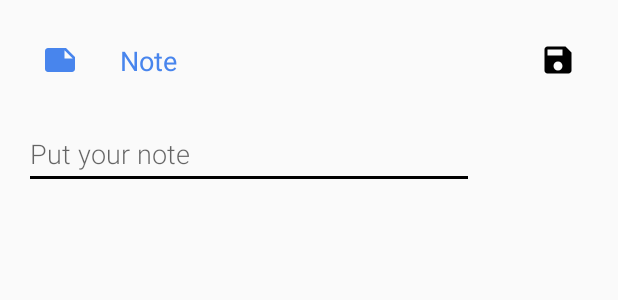
After one commit to TonyLim658/expense, an Android app: the layout fragment_add_note.xml on its own in the app's theme, with its tools: preview values and no code run, on a phone screen of 412 x 824 dp. The commit adds this screen. Shown: the top 300 px of the screen. Run offline under Robolectric (Android 15) with nearby library versions, the phone set to English and light mode, and no system bars.

Commit message:
sheet entity added and note can be saved

```diff
--- a/app/src/main/java/com/example/expensemanager/database/entity/Tag.kt
+++ b/app/src/main/java/com/example/expensemanager/database/entity/Tag.kt
@@ -8,5 +8,6 @@ import androidx.room.PrimaryKey
 data class Tag(@PrimaryKey(autoGenerate = true) val id: Long,
                @ColumnInfo(name = "label") val label: String,
                @ColumnInfo(name = "icon_path") val icon_path: String,
-               @ColumnInfo(name = "is_income") val is_income: Boolean
+               @ColumnInfo(name = "is_income") val is_income: Boolean,
+               @ColumnInfo(name = "sheet_id") val sheetId: Long
 )
--- a/app/src/main/java/com/example/expensemanager/ui/home/HomeFragment.kt
+++ b/app/src/main/java/com/example/expensemanager/ui/home/HomeFragment.kt
@@ -193,7 +193,7 @@ class HomeFragment : Fragment() {
                     Log.d("DragDrop expense layout", "DROP")
                     val item: ClipData.Item = event.clipData.getItemAt(0)
 
-                    val action = HomeFragmentDirections.actionNavigationHomeToNavigationAddTrade(false)
+                    val action = HomeFragmentDirections.actionNavigationHomeToNavigationAddTrade(0, false, "")
                     findNavController().navigate(action)
                     v.invalidate()
 
@@ -246,7 +246,7 @@ class HomeFragment : Fragment() {
                 }
                 DragEvent.ACTION_DROP -> {
                     Log.d("DragDrop income layout", "DROP")
-                    val action = HomeFragmentDirections.actionNavigationHomeToNavigationAddTrade(true)
+                    val action = HomeFragmentDirections.actionNavigationHomeToNavigationAddTrade(0, true, "")
                     findNavController().navigate(action)
                     v.invalidate()
                     true
--- a/app/src/main/java/com/example/expensemanager/ui/home/HomeViewModel.kt
+++ b/app/src/main/java/com/example/expensemanager/ui/home/HomeViewModel.kt
@@ -4,8 +4,10 @@ import android.app.Application
 import android.util.Log
 import androidx.lifecycle.*
 import com.example.expensemanager.database.ExpenseDatabase
+import com.example.expensemanager.database.entity.Sheet
 import com.example.expensemanager.database.entity.TagWithAmount
 import com.example.expensemanager.database.entity.Trade
+import com.example.expensemanager.database.repository.SheetRepository
 import com.example.expensemanager.database.repository.TagRepository
 import com.example.expensemanager.database.repository.TradeRepository
 import kotlinx.coroutines.Dispatchers
--- /dev/null
+++ b/app/src/main/res/layout/fragment_add_note.xml
@@ -0,0 +1,56 @@
+<?xml version="1.0" encoding="utf-8"?>
+<androidx.constraintlayout.widget.ConstraintLayout xmlns:android="http://schemas.android.com/apk/res/android"
+    xmlns:app="http://schemas.android.com/apk/res-auto"
+    xmlns:tools="http://schemas.android.com/tools"
+    android:layout_width="match_parent"
+    android:layout_height="match_parent">
+
+    <ImageButton
+        android:id="@+id/btn-update-note"
+        android:layout_width="@android:dimen/app_icon_size"
+        android:layout_height="@android:dimen/app_icon_size"
+        android:layout_marginTop="16dp"
+        android:layout_marginEnd="16dp"
+        android:background="@color/transparency"
+        android:contentDescription="@string/btn_descriptor_save_trade"
+        app:layout_constraintEnd_toEndOf="parent"
+        app:layout_constraintTop_toTopOf="parent"
+        app:srcCompat="@drawable/ic_save_black_24dp" />
+
+    <ImageButton
+        android:id="@+id/btn-add-note2"
+        android:layout_width="@android:dimen/app_icon_size"
+        android:layout_height="@android:dimen/app_icon_size"
+        android:layout_marginStart="16dp"
+        android:layout_marginTop="16dp"
+        android:background="@color/transparency"
+        app:layout_constraintStart_toStartOf="parent"
+        app:layout_constraintTop_toTopOf="parent"
+        app:srcCompat="@drawable/ic_baseline_note_blue_24" />
+
+    <TextView
+        android:id="@+id/txt-note-headline2"
+        style="@style/AddTradeNotMandatoryInfo"
+        android:layout_width="wrap_content"
+        android:layout_height="wrap_content"
+        android:layout_marginStart="16dp"
+        android:text="@string/note_headline"
+        app:layout_constraintBottom_toBottomOf="@+id/btn-add-note2"
+        app:layout_constraintStart_toEndOf="@+id/btn-add-note2"
+        app:layout_constraintTop_toTopOf="@+id/btn-add-note2" />
+
+    <EditText
+        android:id="@+id/edit_note"
+        android:layout_width="300dp"
+        android:layout_height="46dp"
+        android:layout_margin="@dimen/big_padding"
+        android:fontFamily="sans-serif-light"
+        android:hint="@string/hint_note"
+        android:importantForAutofill="no"
+        android:inputType="textLongMessage|textAutoComplete|textCapWords"
+        android:minHeight="@dimen/min_height"
+        android:textSize="18sp"
+        app:layout_constraintStart_toStartOf="parent"
+        app:layout_constraintTop_toBottomOf="@+id/btn-add-note2" />
+
+</androidx.constraintlayout.widget.ConstraintLayout>
--- a/app/src/main/res/menu/bottom_nav_menu.xml
+++ b/app/src/main/res/menu/bottom_nav_menu.xml
@@ -16,12 +16,12 @@
         android:id="@+id/navigation_home"
         android:icon="@drawable/ic_home_black_24dp"
         android:title="@string/title_home" />
+    <!--
 
     <item
         android:id="@+id/navigation_data"
         android:icon="@drawable/ic_pie_chart_outlined_black_24dp"
         android:title="@string/title_data" />
-    <!--
 
         <item
             android:id="@+id/navigation_settings"
--- a/app/src/main/res/values/strings.xml
+++ b/app/src/main/res/values/strings.xml
@@ -28,6 +28,8 @@
     <string name="select_a_tag">Select a tag</string>
     <string name="note_headline">Note</string>
     <string name="add_note">Add a note</string>
+    <string name="hint_note">Put your note</string>
+    <string name="title_add_note_description">Add your note</string>
 
     <string-array name="tag_type">
         <item>@string/text_income</item>
```
Also changed, not shown: app/src/main/java/com/example/expensemanager/database/ExpenseDatabase.kt (+14 -8 lines), app/src/main/java/com/example/expensemanager/database/dao/SheetDao.kt (added, +15 -0 lines), app/src/main/java/com/example/expensemanager/database/entity/Sheet.kt (added, +13 -0 lines), app/src/main/java/com/example/expensemanager/database/repository/SheetRepository.kt (added, +22 -0 lines), app/src/main/java/com/example/expensemanager/ui/tags/AddTagFragment.kt (+14 -14 lines), app/src/main/java/com/example/expensemanager/ui/tags/AddTagViewModel.kt (+9 -2 lines), app/src/main/java/com/example/expensemanager/ui/trade/AddNoteFragment.kt (added, +31 -0 lines), app/src/main/java/com/example/expensemanager/ui/trade/AddNoteViewModel.kt (added, +15 -0 lines), app/src/main/java/com/example/expensemanager/ui/trade/AddTradeFragment.kt (+27 -10 lines), app/src/main/res/layout/fragment_add_tag.xml (+5 -5 lines), app/src/main/res/layout/fragment_add_trade.xml (+19 -2 lines), app/src/main/res/navigation/mobile_navigation.xml (+16 -0 lines).
